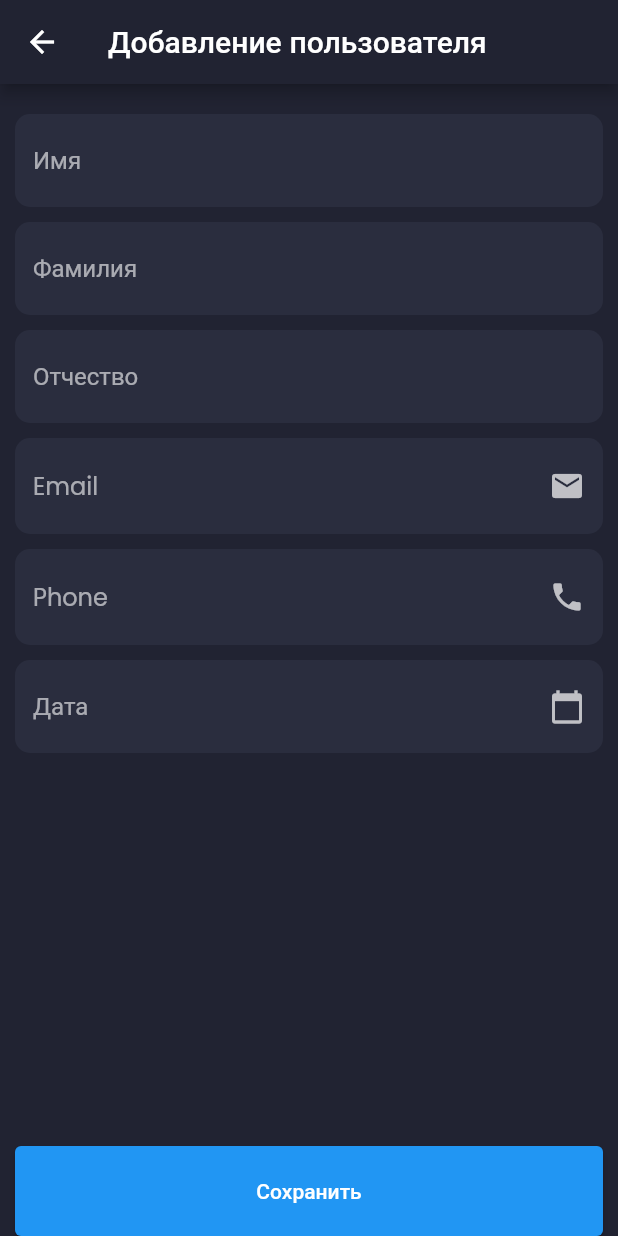
After one commit to condomcom/flutter_admin_dashboard, a Flutter app: the UserEditScreen screen opened by its route, on a phone screen of 412 x 824 dp. The commit adds this screen. Run offline on Flutter 3.47's test engine with Material 2 defaults, Android fonts, the phone set to English and light mode, and no system bars; our stand-ins replace auto_route, data_table_2, dio, fl_chart, flutter_redux, flutter_svg and 4 more; network calls fail.

Commit message:
Add editing user UI

```diff
--- a/lib/domcon_admin.dart
+++ b/lib/domcon_admin.dart
@@ -57,12 +57,7 @@ class _DomComAdminState extends State<DomComAdmin> {
       child: MaterialApp.router(
         debugShowCheckedModeBanner: false,
         title: 'DomCon Admin page',
-        theme: ThemeData.dark().copyWith(
-          scaffoldBackgroundColor: bgColor,
-          textTheme: GoogleFonts.poppinsTextTheme(Theme.of(context).textTheme)
-              .apply(bodyColor: Colors.white),
-          canvasColor: secondaryColor,
-        ),
+        theme: _getTheme(),
         routerDelegate: AutoRouterDelegate(
           widget._appRouter,
           navigatorObservers: () => [
@@ -83,4 +78,14 @@ class _DomComAdminState extends State<DomComAdmin> {
       ),
     );
   }
+
+  ThemeData _getTheme() => ThemeData.dark().copyWith(
+        scaffoldBackgroundColor: bgColor,
+        textTheme: GoogleFonts.poppinsTextTheme(Theme.of(context).textTheme)
+            .apply(bodyColor: Colors.white),
+        canvasColor: secondaryColor,
+        appBarTheme: AppBarTheme(
+          backgroundColor: bgColor,
+        ),
+      );
 }
--- a/lib/screens/user/edit/user_edit_screen.dart
+++ b/lib/screens/user/edit/user_edit_screen.dart
@@ -1,10 +1,86 @@
+import 'package:admin/models/user/user.dart';
+import 'package:admin/utils/constants.dart';
+import 'package:admin/utils/responsive.dart';
+import 'package:admin/widgets/widgets.dart';
 import 'package:flutter/material.dart';
 
 class UserEditScreen extends StatelessWidget {
-  const UserEditScreen({Key? key}) : super(key: key);
+  const UserEditScreen({
+    Key? key,
+    this.user,
+  }) : super(key: key);
+
+  final User? user;
 
   @override
   Widget build(BuildContext context) {
-    return Container();
+    return Scaffold(
+      appBar: AppBar(
+        title: Text(
+          user == null
+              ? 'Добавление пользователя'
+              : 'Редактирование пользователя',
+        ),
+      ),
+      body: Stack(
+        children: [
+          SingleChildScrollView(
+            child: Padding(
+              padding: const EdgeInsets.symmetric(horizontal: 10.0),
+              child: Column(
+                children: [
+                  const SizedBox(height: 20),
+                  CommonTextField(
+                    hintText: 'Имя',
+                  ),
+                  const SizedBox(height: 10),
+                  CommonTextField(
+                    hintText: 'Фамилия',
+                  ),
+                  const SizedBox(height: 10),
+                  CommonTextField(
+                    hintText: 'Отчество',
+                  ),
+                  const SizedBox(height: 10),
+                  CommonTextField(
+                    hintText: 'Email',
+                    suffixIcon: InkWell(
+                      onTap: () {},
+                      child: Icon(
+                        Icons.email,
+                      ),
+                    ),
+                  ),
+                  const SizedBox(height: 10),
+                  CommonTextField(
+                    hintText: 'Phone',
+                    suffixIcon: InkWell(
+                      onTap: () {},
+                      child: Icon(
+                        Icons.phone,
+                      ),
+                    ),
+                  ),
+                  const SizedBox(height: 10),
+                  CommonTextField(
+                    hintText: 'Дата',
+                    suffixIcon: InkWell(
+                      onTap: () {},
+                      child: Icon(
+                        Icons.calendar_today,
+                      ),
+                    ),
+                  ),
+                  const SizedBox(height: 10),
+                ],
+              ),
+            ),
+          ),
+          BottomButton(
+            title: 'Сохранить',
+          ),
+        ],
+      ),
+    );
   }
 }
--- /dev/null
+++ b/lib/widgets/buttons/bottom_button.dart
@@ -0,0 +1,40 @@
+import 'package:admin/utils/constants.dart';
+import 'package:admin/utils/responsive.dart';
+import 'package:flutter/material.dart';
+
+class BottomButton extends StatelessWidget {
+  const BottomButton({
+    Key? key,
+    required this.title,
+  }) : super(key: key);
+
+  final String title;
+
+  @override
+  Widget build(BuildContext context) {
+    final size = MediaQuery.of(context).size;
+    return SafeArea(
+      child: Padding(
+        padding: const EdgeInsets.symmetric(horizontal: 10.0),
+        child: Align(
+          alignment: Alignment.bottomCenter,
+          child: SizedBox(
+            width: size.width,
+            height: 60,
+            child: ElevatedButton(
+              style: TextButton.styleFrom(
+                padding: EdgeInsets.symmetric(
+                  horizontal: defaultPadding * 1.5,
+                  vertical:
+                      defaultPadding / (Responsive.isMobile(context) ? 2 : 1),
+                ),
+              ),
+              onPressed: () {},
+              child: Text(title),
+            ),
+          ),
+        ),
+      ),
+    );
+  }
+}
--- /dev/null
+++ b/lib/widgets/buttons/buttons.dart
@@ -0,0 +1 @@
+export 'bottom_button.dart';
--- a/lib/widgets/forms/forms.dart
+++ b/lib/widgets/forms/forms.dart
@@ -1 +1,2 @@
+export 'common_text_field.dart';
 export 'search_text_field.dart';
--- a/lib/widgets/widgets.dart
+++ b/lib/widgets/widgets.dart
@@ -1,2 +1,3 @@
 export 'tables/tables.dart';
 export 'forms/forms.dart';
+export 'buttons/buttons.dart';
```
